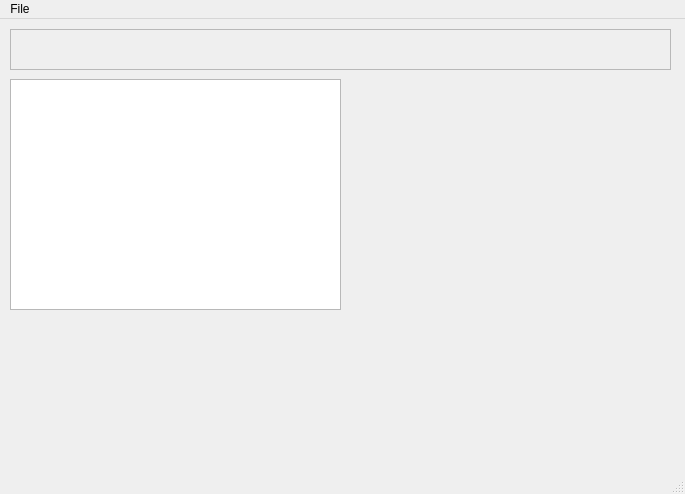
The window that GUI/MainWindow.ui (jarills/bouncinsp) describes before a commit, drawn with Qt 5.
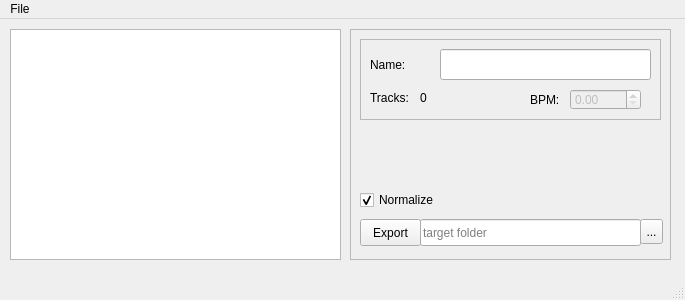
The same window after the commit.

```diff
--- a/GUI/MainWindow.ui
+++ b/GUI/MainWindow.ui
@@ -7,30 +7,33 @@
     <x>0</x>
     <y>0</y>
     <width>685</width>
-    <height>494</height>
+    <height>300</height>
    </rect>
   </property>
   <property name="windowTitle">
    <string>Bouncin' SP by jarills' dusty labs</string>
   </property>
   <widget class="QWidget" name="centralWidget">
-   <widget class="QTableView" name="patternTable">
+   <widget class="QListView" name="patternTable">
     <property name="geometry">
      <rect>
       <x>10</x>
-      <y>60</y>
+      <y>10</y>
       <width>331</width>
       <height>231</height>
      </rect>
     </property>
    </widget>
-   <widget class="QFrame" name="frame">
+   <widget class="QFrame" name="patternFrame">
+    <property name="enabled">
+     <bool>true</bool>
+    </property>
     <property name="geometry">
      <rect>
-      <x>10</x>
+      <x>350</x>
       <y>10</y>
-      <width>661</width>
-      <height>41</height>
+      <width>321</width>
+      <height>231</height>
      </rect>
     </property>
     <property name="frameShape">
@@ -39,6 +42,158 @@
     <property name="frameShadow">
      <enum>QFrame::Raised</enum>
     </property>
+    <widget class="QPushButton" name="exportButton">
+     <property name="enabled">
+      <bool>true</bool>
+     </property>
+     <property name="geometry">
+      <rect>
+       <x>10</x>
+       <y>190</y>
+       <width>61</width>
+       <height>27</height>
+      </rect>
+     </property>
+     <property name="text">
+      <string>Export</string>
+     </property>
+    </widget>
+    <widget class="QLineEdit" name="destinationEdit">
+     <property name="geometry">
+      <rect>
+       <x>70</x>
+       <y>190</y>
+       <width>221</width>
+       <height>27</height>
+      </rect>
+     </property>
+     <property name="styleSheet">
+      <string notr="true">color: rgb(0, 0, 0);</string>
+     </property>
+     <property name="placeholderText">
+      <string>target folder</string>
+     </property>
+    </widget>
+    <widget class="QToolButton" name="browseFolderButton">
+     <property name="geometry">
+      <rect>
+       <x>290</x>
+       <y>190</y>
+       <width>23</width>
+       <height>25</height>
+      </rect>
+     </property>
+     <property name="text">
+      <string>...</string>
+     </property>
+    </widget>
+    <widget class="QCheckBox" name="normalizeCheckbox">
+     <property name="geometry">
+      <rect>
+       <x>10</x>
+       <y>160</y>
+       <width>89</width>
+       <height>22</height>
+      </rect>
+     </property>
+     <property name="text">
+      <string>Normalize</string>
+     </property>
+     <property name="checked">
+      <bool>true</bool>
+     </property>
+    </widget>
+    <widget class="QFrame" name="frame_2">
+     <property name="geometry">
+      <rect>
+       <x>10</x>
+       <y>10</y>
+       <width>301</width>
+       <height>81</height>
+      </rect>
+     </property>
+     <property name="frameShape">
+      <enum>QFrame::StyledPanel</enum>
+     </property>
+     <property name="frameShadow">
+      <enum>QFrame::Raised</enum>
+     </property>
+     <widget class="QLabel" name="label">
+      <property name="geometry">
+       <rect>
+        <x>170</x>
+        <y>50</y>
+        <width>41</width>
+        <height>21</height>
+       </rect>
+      </property>
+      <property name="text">
+       <string>BPM:</string>
+      </property>
+     </widget>
+     <widget class="QDoubleSpinBox" name="bpmBox">
+      <property name="enabled">
+       <bool>false</bool>
+      </property>
+      <property name="geometry">
+       <rect>
+        <x>210</x>
+        <y>50</y>
+        <width>71</width>
+        <height>21</height>
+       </rect>
+      </property>
+     </widget>
+     <widget class="QLabel" name="label_2">
+      <property name="geometry">
+       <rect>
+        <x>10</x>
+        <y>50</y>
+        <width>58</width>
+        <height>17</height>
+       </rect>
+      </property>
+      <property name="text">
+       <string>Tracks:</string>
+      </property>
+     </widget>
+     <widget class="QLabel" name="labelNumTracks">
+      <property name="geometry">
+       <rect>
+        <x>60</x>
+        <y>50</y>
+        <width>58</width>
+        <height>17</height>
+       </rect>
+      </property>
+      <property name="text">
+       <string>0</string>
+      </property>
+     </widget>
+     <widget class="QLabel" name="label_3">
+      <property name="geometry">
+       <rect>
+        <x>10</x>
+        <y>10</y>
+        <width>58</width>
+        <height>31</height>
+       </rect>
+      </property>
+      <property name="text">
+       <string>Name:</string>
+      </property>
+     </widget>
+     <widget class="QLineEdit" name="patternNameEdit">
+      <property name="geometry">
+       <rect>
+        <x>80</x>
+        <y>10</y>
+        <width>211</width>
+        <height>31</height>
+       </rect>
+      </property>
+     </widget>
+    </widget>
    </widget>
   </widget>
   <widget class="QMenuBar" name="menuBar">
```
Left out of the diff: 9 changed lines with no effect on the pictures.
